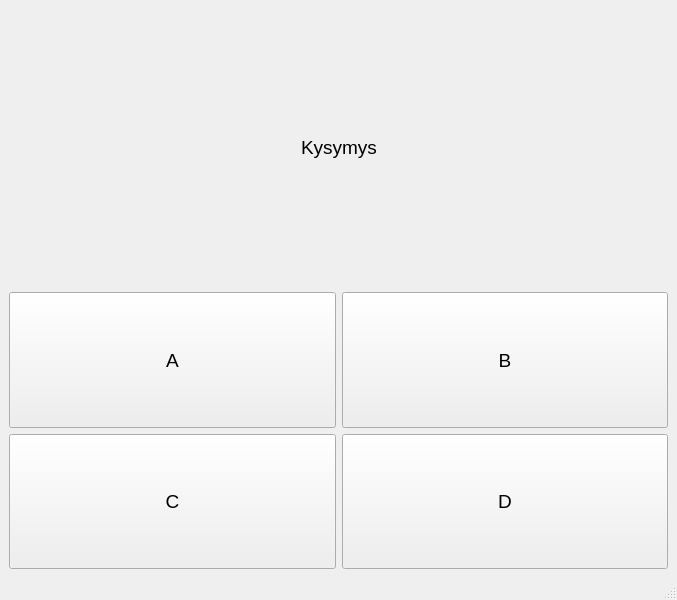
Old version of the form quiz.ui in the repository AleksanteriLohja/pysideprojekti.
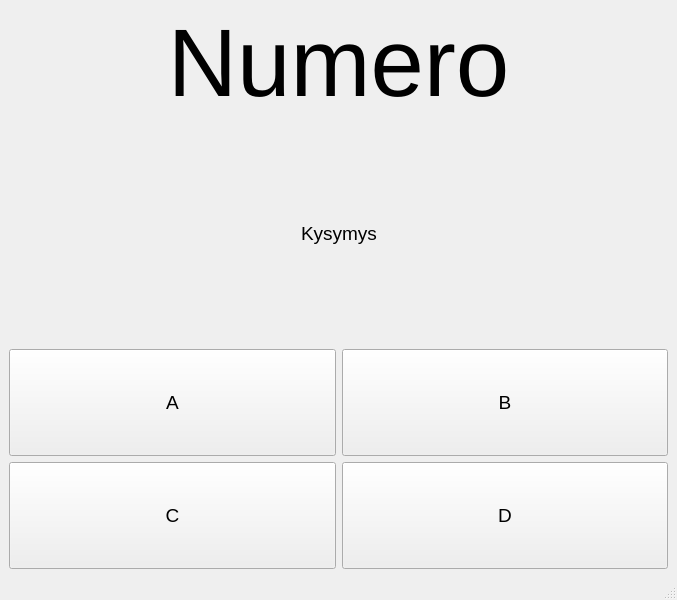
New version of the form.

Commit message: Näytä kysymyksen numero

```diff
--- a/quiz.ui
+++ b/quiz.ui
@@ -15,6 +15,21 @@
   </property>
   <widget class="QWidget" name="centralwidget">
    <layout class="QVBoxLayout" name="verticalLayout">
+    <item>
+     <widget class="QLabel" name="nro_label">
+      <property name="font">
+       <font>
+        <pointsize>72</pointsize>
+       </font>
+      </property>
+      <property name="text">
+       <string>Numero</string>
+      </property>
+      <property name="alignment">
+       <set>Qt::AlignCenter</set>
+      </property>
+     </widget>
+    </item>
     <item>
      <layout class="QHBoxLayout" name="horizontalLayout">
       <item>
```
